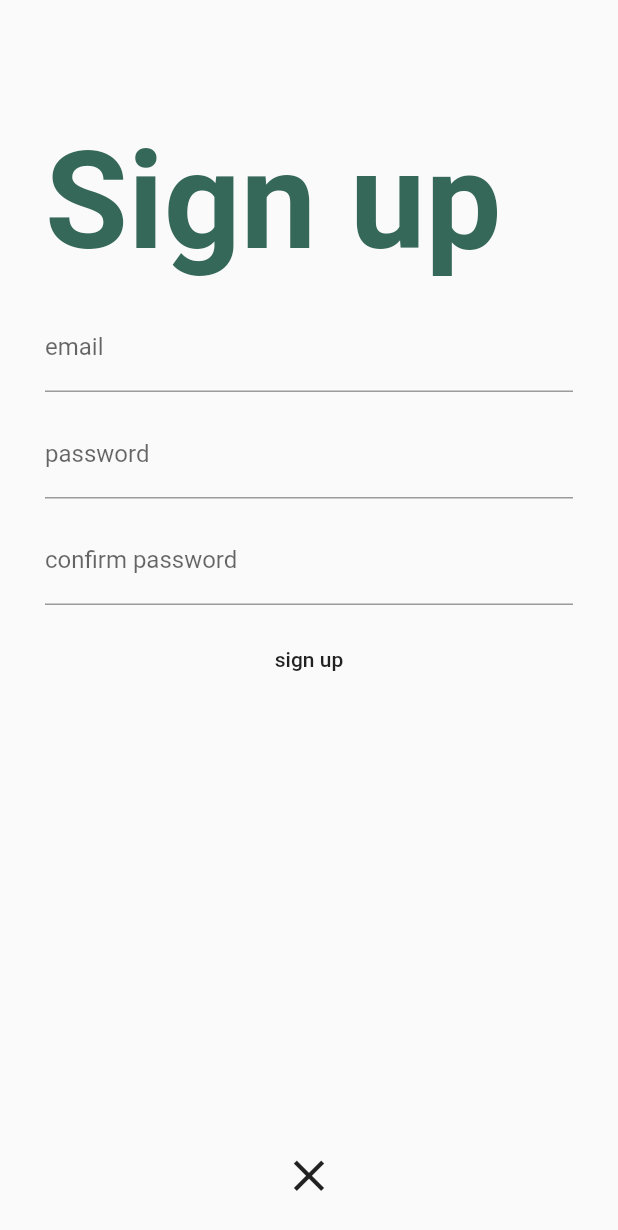
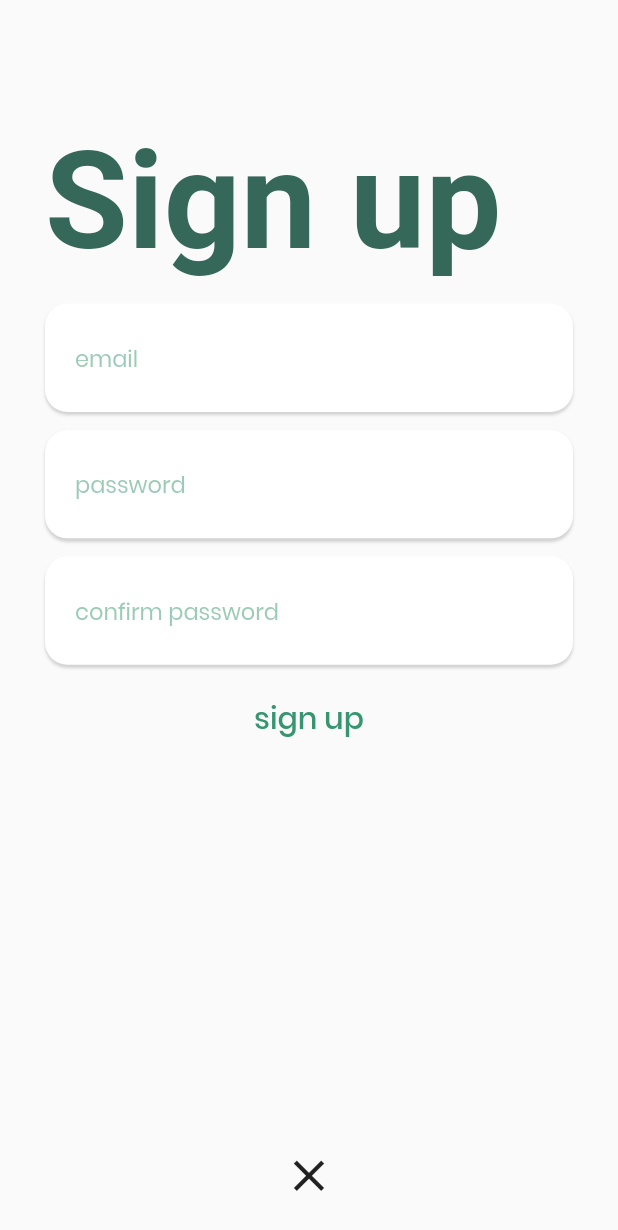
Before and after one commit to mwritter/Flutter_Meal_Plan_App, a Flutter app: the screen it shows after launch, after a tap on "login", after a tap on "sign up", on a phone screen of 412 x 824 dp. Shown: the top 1230 px of the screen. Run offline on Flutter 3.47's test engine with Material 2 defaults, Android fonts, the phone set to English and light mode, and no system bars; our stand-ins replace cloud_firestore, firebase_auth; accounts and stored records are empty; network calls fail; Roboto replaces fonts that are missing (Poppins-Bold).

Commit message:
Added some style and font to the app, added Scoped_model to pubspec but not using it yet

```diff
--- /dev/null
+++ b/lib/Style.dart
@@ -0,0 +1,35 @@
+import 'package:flutter/material.dart';
+
+class Style {
+  TextStyle greenHeadingStyle() {
+    return TextStyle(
+      fontFamily: "Poppins-Bold",
+      fontSize: 90.0,
+      fontWeight: FontWeight.bold,
+      color: Color(0xFF356859),
+    );
+  }
+
+  TextStyle greyHeadingStyle() {
+    return TextStyle(
+      fontFamily: "Poppins",
+      fontSize: 50.0,
+      color: Color(0xFF8A9098),
+    );
+  }
+
+  TextStyle greenSubHeadingStyle() {
+    return TextStyle(
+      fontFamily: "Poppins",
+      fontSize: 20.0,
+      color: Color(0xFF356859),
+    );
+  }
+
+  TextStyle descriptionTextStyle() {
+    return TextStyle(
+      fontFamily: "Poppins",
+      fontSize: 17.0,
+    );
+  }
+}
--- a/lib/pages/login_page.dart
+++ b/lib/pages/login_page.dart
@@ -1,5 +1,6 @@
 import 'package:flutter/material.dart';
 import 'package:firebase_auth/firebase_auth.dart';
+import 'package:meal_plan/Style.dart';
 import '../services/user_management.dart';
 
 class LoginPage extends StatefulWidget {
@@ -45,21 +46,34 @@ class _LoginPageState extends State<LoginPage> {
       padding: EdgeInsets.only(left: 30.0, top: fromTop),
       child: Text(
         "Login",
-        style: TextStyle(
-          fontSize: 90.0,
-          fontWeight: FontWeight.bold,
-          color: Color(0xFF356859),
-        ),
+        style: Style().greenHeadingStyle(),
       ),
     );
   }
 
   Widget _buildPasswordTextField() {
     return Container(
+      padding: EdgeInsets.only(top: 5.0, left: 20.0),
+      decoration: BoxDecoration(boxShadow: <BoxShadow>[
+        BoxShadow(
+            color: const Color(0x29000000),
+            offset: Offset(0.0, 2.0),
+            blurRadius: 1.0)
+      ], color: Colors.white, borderRadius: BorderRadius.circular(15.0)),
       child: TextFormField(
+        style: TextStyle(
+            fontFamily: 'Poppins', fontSize: 20.0, color: Color(0xFF37966F)),
         validator: (value) => value.isEmpty ? 'Password required' : null,
         obscureText: true,
-        decoration: InputDecoration(labelText: 'password'),
+        decoration: InputDecoration(
+          border: InputBorder.none,
+          focusedBorder: InputBorder.none,
+          labelText: 'password',
+          labelStyle: TextStyle(
+            fontSize: 15.0,
+            color: Color(0x7F37966F),
+          ),
+        ),
         onSaved: (value) => _password = value,
       ),
     );
@@ -67,7 +81,16 @@ class _LoginPageState extends State<LoginPage> {
 
   Widget _buildEmailTextField() {
     return Container(
+      padding: EdgeInsets.only(top: 5.0, left: 20.0),
+      decoration: BoxDecoration(boxShadow: <BoxShadow>[
+        BoxShadow(
+            color: const Color(0x29000000),
+            offset: Offset(0.0, 2.0),
+            blurRadius: 1.0)
+      ], color: Colors.white, borderRadius: BorderRadius.circular(15.0)),
       child: TextFormField(
+        style: TextStyle(
+            fontFamily: 'Poppins', fontSize: 20.0, color: Color(0xFF37966F)),
         keyboardType: TextInputType.emailAddress,
         validator: (String value) {
           if (value.isEmpty ||
@@ -77,7 +100,13 @@ class _LoginPageState extends State<LoginPage> {
           }
         },
         decoration: InputDecoration(
+          border: InputBorder.none,
+          focusedBorder: InputBorder.none,
           labelText: 'email',
+          labelStyle: TextStyle(
+            fontSize: 15.0,
+            color: Color(0x7F37966F),
+          ),
         ),
         onSaved: (value) => _email = value,
       ),
@@ -89,7 +118,14 @@ class _LoginPageState extends State<LoginPage> {
       onPressed: () {
         validateAndSave();
       },
-      child: Text("login"),
+      child: Text(
+        "login",
+        style: TextStyle(
+          fontFamily: 'Poppins',
+          fontSize: 20.0,
+          color: Color(0xFF37966F),
+        ),
+      ),
     );
   }
 
@@ -98,7 +134,11 @@ class _LoginPageState extends State<LoginPage> {
       onPressed: () {
         Navigator.pushNamed(context, '/signup');
       },
-      child: Text("sign up"),
+      child: Text(
+        "sign up",
+        style: TextStyle(
+            fontFamily: 'Poppins', fontSize: 20.0, color: Color(0xFF37966F)),
+      ),
     );
   }
 
@@ -141,8 +181,7 @@ class _LoginPageState extends State<LoginPage> {
               ),
             )
           : Container(
-              child: Column(
-                crossAxisAlignment: CrossAxisAlignment.start,
+              child: ListView(
                 children: <Widget>[
                   Container(
                     child: _buildPageTitleText(context),
--- a/lib/pages/meal_plan_page.dart
+++ b/lib/pages/meal_plan_page.dart
@@ -1,4 +1,5 @@
 import 'package:flutter/material.dart';
+import 'package:meal_plan/Style.dart';
 import '../models/user_model.dart';
 
 class MealPlanPage extends StatelessWidget {
@@ -41,10 +42,7 @@ class MealPlanPage extends StatelessWidget {
                   ),
                   Text(
                     "Meal Plan",
-                    style: TextStyle(
-                        color: Color(0xFF8A9098),
-                        fontSize: 50.0,
-                        fontWeight: FontWeight.bold),
+                    style: Style().greyHeadingStyle(),
                   ),
                   SizedBox(
                     width: deviceWidth,
--- a/lib/pages/signup_page.dart
+++ b/lib/pages/signup_page.dart
@@ -1,5 +1,6 @@
 import 'package:flutter/material.dart';
 import 'package:firebase_auth/firebase_auth.dart';
+import 'package:meal_plan/Style.dart';
 import '../services/user_management.dart';
 
 class SignUpPage extends StatefulWidget {
@@ -44,21 +45,34 @@ class _SignUpPage extends State<SignUpPage> {
       padding: EdgeInsets.only(left: 30.0, top: fromTop),
       child: Text(
         "Sign up",
-        style: TextStyle(
-          fontSize: 90.0,
-          fontWeight: FontWeight.bold,
-          color: Color(0xFF356859),
-        ),
+        style: Style().greenHeadingStyle(),
       ),
     );
   }
 
   Widget _buildPasswordTextField() {
     return Container(
+      padding: EdgeInsets.only(top: 5.0, left: 20.0),
+      decoration: BoxDecoration(boxShadow: <BoxShadow>[
+        BoxShadow(
+            color: const Color(0x29000000),
+            offset: Offset(0.0, 2.0),
+            blurRadius: 1.0)
+      ], color: Colors.white, borderRadius: BorderRadius.circular(15.0)),
       child: TextFormField(
+        style: TextStyle(
+            fontFamily: 'Poppins', fontSize: 20.0, color: Color(0xFF37966F)),
         validator: (value) => value.isEmpty ? 'Password required' : null,
         obscureText: true,
-        decoration: InputDecoration(labelText: 'password'),
+        decoration: InputDecoration(
+          border: InputBorder.none,
+          focusedBorder: InputBorder.none,
+          labelText: 'password',
+          labelStyle: TextStyle(
+            fontSize: 15.0,
+            color: Color(0x7F37966F),
+          ),
+        ),
         onSaved: (value) => _password = value,
       ),
     );
@@ -66,12 +80,29 @@ class _SignUpPage extends State<SignUpPage> {
 
   Widget _buildConfirmPasswordTextField() {
     return Container(
+      padding: EdgeInsets.only(top: 5.0, left: 20.0),
+      decoration: BoxDecoration(boxShadow: <BoxShadow>[
+        BoxShadow(
+            color: const Color(0x29000000),
+            offset: Offset(0.0, 2.0),
+            blurRadius: 1.0)
+      ], color: Colors.white, borderRadius: BorderRadius.circular(15.0)),
       child: TextFormField(
+        style: TextStyle(
+            fontFamily: 'Poppins', fontSize: 20.0, color: Color(0xFF37966F)),
         validator: (value) => value.isEmpty && value != _password
             ? 'Confirm Password incorrect'
             : null,
         obscureText: true,
-        decoration: InputDecoration(labelText: 'confirm password'),
+        decoration: InputDecoration(
+          border: InputBorder.none,
+          focusedBorder: InputBorder.none,
+          labelText: 'confirm password',
+          labelStyle: TextStyle(
+            fontSize: 15.0,
+            color: Color(0x7F37966F),
+          ),
+        ),
         onSaved: (value) => _confirmPassword = value,
       ),
     );
@@ -79,7 +110,16 @@ class _SignUpPage extends State<SignUpPage> {
 
   Widget _buildEmailTextField() {
     return Container(
+      padding: EdgeInsets.only(top: 5.0, left: 20.0),
+      decoration: BoxDecoration(boxShadow: <BoxShadow>[
+        BoxShadow(
+            color: const Color(0x29000000),
+            offset: Offset(0.0, 2.0),
+            blurRadius: 1.0)
+      ], color: Colors.white, borderRadius: BorderRadius.circular(15.0)),
       child: TextFormField(
+        style: TextStyle(
+            fontFamily: 'Poppins', fontSize: 20.0, color: Color(0xFF37966F)),
         keyboardType: TextInputType.emailAddress,
         validator: (String value) {
           if (value.isEmpty ||
@@ -89,7 +129,13 @@ class _SignUpPage extends State<SignUpPage> {
           }
         },
         decoration: InputDecoration(
+          border: InputBorder.none,
+          focusedBorder: InputBorder.none,
           labelText: 'email',
+          labelStyle: TextStyle(
+            fontSize: 15.0,
+            color: Color(0x7F37966F),
+          ),
         ),
         onSaved: (value) => _email = value,
       ),
@@ -101,7 +147,11 @@ class _SignUpPage extends State<SignUpPage> {
       onPressed: () {
         validateAndSave();
       },
-      child: Text("sign up"),
+      child: Text(
+        "sign up",
+        style: TextStyle(
+            fontFamily: 'Poppins', fontSize: 20.0, color: Color(0xFF37966F)),
+      ),
     );
   }
 
```
Also changed, not shown: lib/pages/discover_page.dart (+20 -2 lines), lib/pages/home_page.dart (+12 -21 lines), lib/pages/meal_detail_page.dart (+56 -9 lines), pubspec.yaml (+9 -4 lines), fonts/Poppins-Bold.ttf (added), fonts/Poppins-ExtraBold.ttf (added), fonts/Poppins-Light.ttf (added), fonts/Poppins-Medium.ttf (added), fonts/Poppins-Regular.ttf (added).
